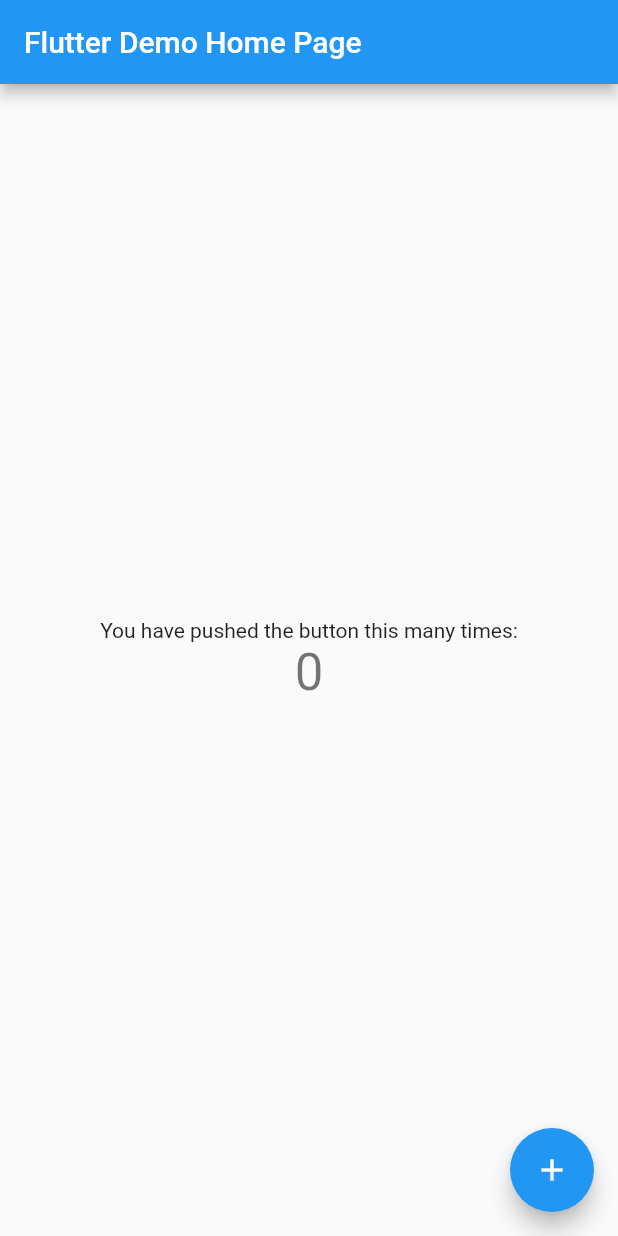
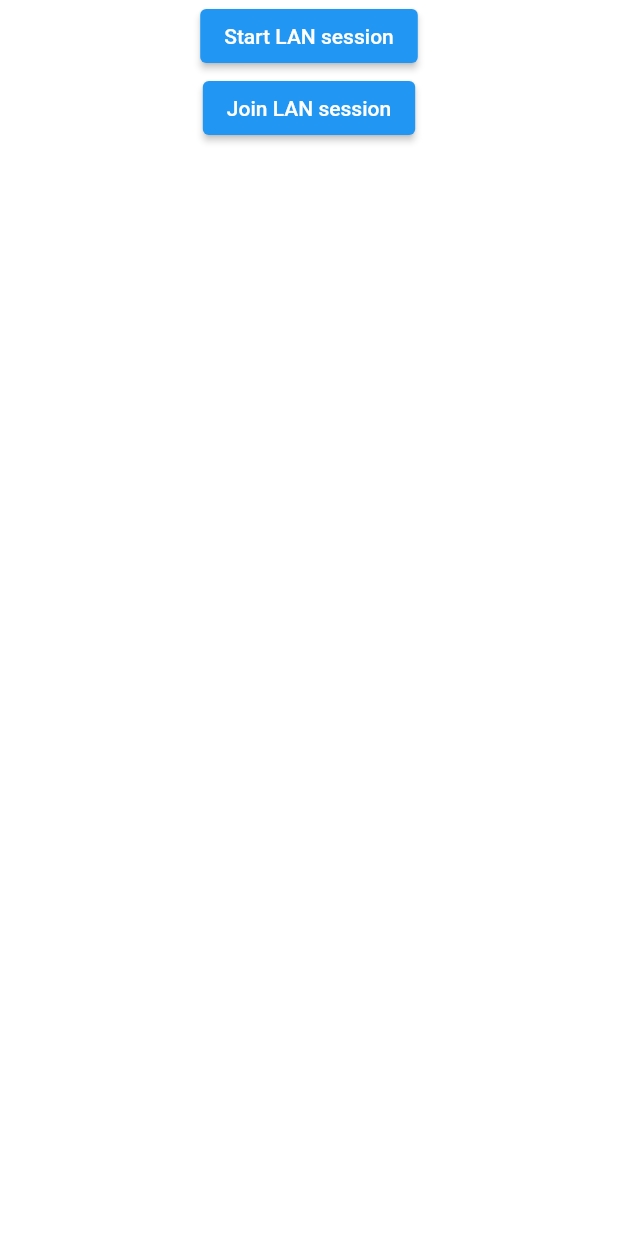
Before and after one commit to kkzicong/social_oogiri, a Flutter app: the screen it shows after launch, on a phone screen of 412 x 824 dp. Run offline on Flutter 3.47's test engine with Material 2 defaults, Android fonts, the phone set to English and light mode, and no system bars; missing offline and left inert: wifi_ip.

Commit message:
added lan session discovery mechanism

```diff
--- /dev/null
+++ b/lib/clients/broadcast.dart
@@ -0,0 +1,28 @@
+import 'dart:io';
+import 'dart:convert';
+
+class BroadcastClient {
+  RawDatagramSocket udpSocket;
+  final int port = 8889;
+
+  BroadcastClient();
+
+  /// Initialize UDP that listens on all adapters IP addresses
+  init() async {
+    this.udpSocket =
+        await RawDatagramSocket.bind(InternetAddress.anyIPv4, port);
+    udpSocket.broadcastEnabled = true;
+  }
+
+  close() {
+    this.udpSocket.close();
+  }
+
+  listen() {
+    Datagram dg = this.udpSocket.receive();
+    if (dg != null) {
+      final data = utf8.decode(dg.data);
+      print("received $data");
+    }
+  }
+}
--- /dev/null
+++ b/lib/globals.dart
@@ -0,0 +1,3 @@
+library globals;
+
+int totalUserCount = 5;
--- a/lib/main.dart
+++ b/lib/main.dart
@@ -1,4 +1,5 @@
 import 'package:flutter/material.dart';
+import 'screens/session/sessionHome.dart';
 
 void main() {
   runApp(MyApp());
@@ -26,92 +27,7 @@ class MyApp extends StatelessWidget {
         // closer together (more dense) than on mobile platforms.
         visualDensity: VisualDensity.adaptivePlatformDensity,
       ),
-      home: MyHomePage(title: 'Flutter Demo Home Page'),
+      home: SessionHome(),
     );
   }
 }
-
-class MyHomePage extends StatefulWidget {
-  MyHomePage({Key key, this.title}) : super(key: key);
-
-  // This widget is the home page of your application. It is stateful, meaning
-  // that it has a State object (defined below) that contains fields that affect
-  // how it looks.
-
-  // This class is the configuration for the state. It holds the values (in this
-  // case the title) provided by the parent (in this case the App widget) and
-  // used by the build method of the State. Fields in a Widget subclass are
-  // always marked "final".
-
-  final String title;
-
-  @override
-  _MyHomePageState createState() => _MyHomePageState();
-}
-
-class _MyHomePageState extends State<MyHomePage> {
-  int _counter = 0;
-
-  void _incrementCounter() {
-    setState(() {
-      // This call to setState tells the Flutter framework that something has
-      // changed in this State, which causes it to rerun the build method below
-      // so that the display can reflect the updated values. If we changed
-      // _counter without calling setState(), then the build method would not be
-      // called again, and so nothing would appear to happen.
-      _counter++;
-    });
-  }
-
-  @override
-  Widget build(BuildContext context) {
-    // This method is rerun every time setState is called, for instance as done
-    // by the _incrementCounter method above.
-    //
-    // The Flutter framework has been optimized to make rerunning build methods
-    // fast, so that you can just rebuild anything that needs updating rather
-    // than having to individually change instances of widgets.
-    return Scaffold(
-      appBar: AppBar(
-        // Here we take the value from the MyHomePage object that was created by
-        // the App.build method, and use it to set our appbar title.
-        title: Text(widget.title),
-      ),
-      body: Center(
-        // Center is a layout widget. It takes a single child and positions it
-        // in the middle of the parent.
-        child: Column(
-          // Column is also a layout widget. It takes a list of children and
-          // arranges them vertically. By default, it sizes itself to fit its
-          // children horizontally, and tries to be as tall as its parent.
-          //
-          // Invoke "debug painting" (press "p" in the console, choose the
-          // "Toggle Debug Paint" action from the Flutter Inspector in Android
-          // Studio, or the "Toggle Debug Paint" command in Visual Studio Code)
-          // to see the wireframe for each widget.
-          //
-          // Column has various properties to control how it sizes itself and
-          // how it positions its children. Here we use mainAxisAlignment to
-          // center the children vertically; the main axis here is the vertical
-          // axis because Columns are vertical (the cross axis would be
-          // horizontal).
-          mainAxisAlignment: MainAxisAlignment.center,
-          children: <Widget>[
-            Text(
-              'You have pushed the button this many times:',
-            ),
-            Text(
-              '$_counter',
-              style: Theme.of(context).textTheme.headline4,
-            ),
-          ],
-        ),
-      ),
-      floatingActionButton: FloatingActionButton(
-        onPressed: _incrementCounter,
-        tooltip: 'Increment',
-        child: Icon(Icons.add),
-      ), // This trailing comma makes auto-formatting nicer for build methods.
-    );
-  }
-}
--- /dev/null
+++ b/lib/screens/session/sessionHome.dart
@@ -0,0 +1,34 @@
+import 'package:flutter/material.dart';
+import '../../services/broadcast.dart';
+import '../../clients/broadcast.dart';
+import 'dart:io';
+import 'dart:convert';
+
+class SessionHome extends StatelessWidget {
+  void onStartPressed() async {
+    BroadcastServer bcServer = new BroadcastServer();
+    await bcServer.init();
+    bcServer.broadcastServerInfo('Session A');
+  }
+
+  void onJoinPressed() async {
+    BroadcastClient bcClient = new BroadcastClient();
+    await bcClient.init();
+    bcClient.udpSocket.listen((e) {
+      Datagram dg = bcClient.udpSocket.receive();
+      if (dg != null) {
+        final data = utf8.decode(dg.data);
+        print("received $data");
+      }
+    });
+  }
+
+  @override
+  Widget build(BuildContext context) {
+    return Column(children: [
+      ElevatedButton(
+          onPressed: onStartPressed, child: Text('Start LAN session')),
+      ElevatedButton(onPressed: onJoinPressed, child: Text('Join LAN session'))
+    ]);
+  }
+}
--- /dev/null
+++ b/lib/services/broadcast.dart
@@ -0,0 +1,30 @@
+import 'dart:io';
+import 'package:wifi_ip/wifi_ip.dart';
+import 'dart:convert';
+
+class BroadcastServer {
+  RawDatagramSocket udpSocket;
+  InternetAddress destinationAddress;
+  final int port = 8889;
+  WifiIpInfo ips;
+
+  BroadcastServer();
+
+  /// Initialize UDP that listens on all adapters IP addresses
+  init() async {
+    this.udpSocket =
+        await RawDatagramSocket.bind(InternetAddress.anyIPv4, port);
+    udpSocket.broadcastEnabled = true;
+    this.ips = await WifiIp.getWifiIp;
+    this.destinationAddress = InternetAddress(this.ips.broadcastIP);
+  }
+
+  close() {
+    this.udpSocket.close();
+  }
+
+  broadcastServerInfo(String sessionName) {
+    List<int> data = utf8.encode("$sessionName ${this.ips.ip}");
+    udpSocket.send(data, this.destinationAddress, port);
+  }
+}
```
Also changed, not shown: pubspec.yaml (+7 -0 lines), pubspec.lock, 1 other file.
